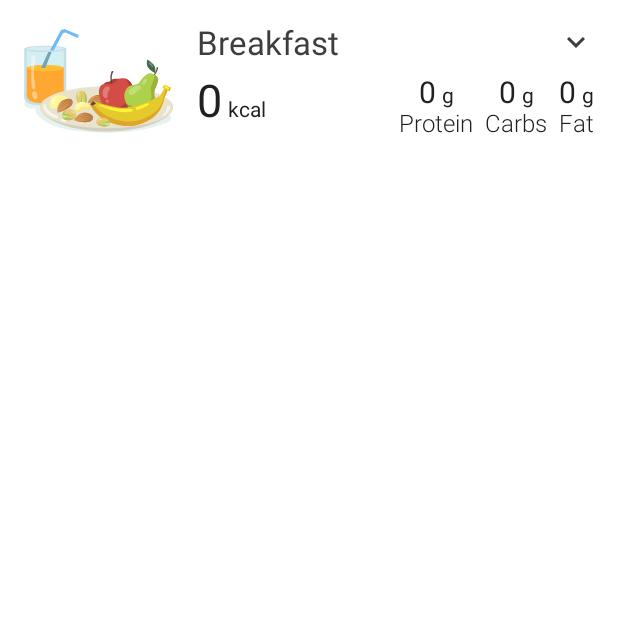
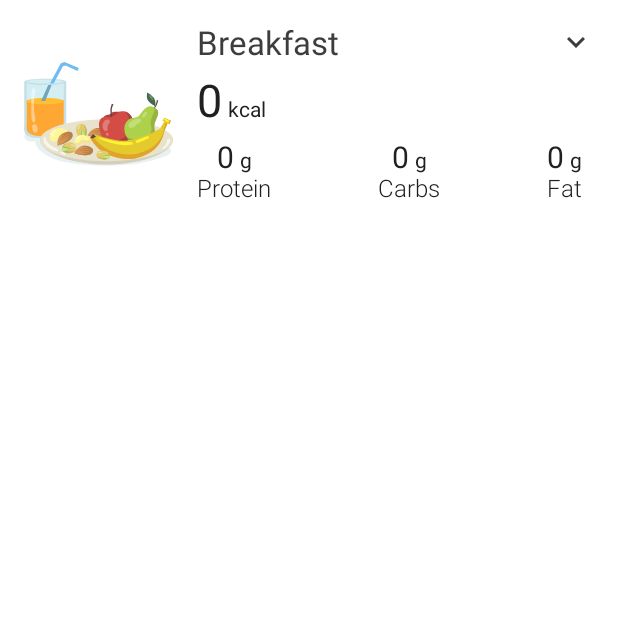
Before and after one commit to SVadimko/FoodTrackerApp, an Android app built with Jetpack Compose: the composable ExpendableMeal called with sample values from the repository, on a phone screen of 412 x 824 dp, the top half of it. Run offline under Robolectric (Android 15) with nearby library versions, the phone set to English and light mode, and no system bars; our stand-ins replace Dagger/Hilt's generated code; 2 statements that could not run were skipped.

Commit message:
bugfixes, some view changes

```diff
--- a/tracker/tracker_presentation/src/main/java/com/vadimko/tracker_presentation/tracker_overview/TrackerOverviewScreen.kt
+++ b/tracker/tracker_presentation/src/main/java/com/vadimko/tracker_presentation/tracker_overview/TrackerOverviewScreen.kt
@@ -81,6 +81,8 @@ fun TrackerOverviewScreen(
                 modifier = Modifier.fillMaxWidth()
             )
         }
+        item {
+            Spacer(modifier = Modifier.height(spacing.spaceSmall))
+        }
     }
-
 }
--- a/tracker/tracker_presentation/src/main/java/com/vadimko/tracker_presentation/tracker_overview/components/ExpendableMeal.kt
+++ b/tracker/tracker_presentation/src/main/java/com/vadimko/tracker_presentation/tracker_overview/components/ExpendableMeal.kt
@@ -64,16 +64,21 @@ fun ExpendableMeal(
                     )
                 }
                 Spacer(modifier = Modifier.height(spacing.spaceSmall))
-                Row(
+                Column(
                     modifier = Modifier.fillMaxWidth(),
-                    horizontalArrangement = Arrangement.SpaceBetween
+                    verticalArrangement = Arrangement.Center,
+                    //horizontalArrangement = Arrangement.SpaceBetween
                 ) {
                     UnitDisplay(
                         amount = meal.calories,
                         unit = stringResource(id = R.string.kcal),
                         amountTextSize = 30.sp
                     )
-                    Row {
+                    Spacer(modifier = Modifier.height(spacing.spaceSmall))
+                    Row (
+                        modifier = Modifier.fillMaxWidth().padding(end = spacing.spaceSmall),
+                        horizontalArrangement = Arrangement.SpaceBetween
+                            ) {
                         NutrientInfo(
                             name = stringResource(id = R.string.protein),
                             amount = meal.protein,
--- a/tracker/tracker_presentation/src/main/java/com/vadimko/tracker_presentation/tracker_overview/components/TrackedFoodItem.kt
+++ b/tracker/tracker_presentation/src/main/java/com/vadimko/tracker_presentation/tracker_overview/components/TrackedFoodItem.kt
@@ -40,7 +40,7 @@ fun TrackedFoodItem(
             .clip(RoundedCornerShape(5.dp))
             .padding(spacing.spaceExtraSmall)
             .shadow(
-                elevation = 1.dp,
+                elevation = 2.dp,
                 shape = RoundedCornerShape(5.dp)
             )
             .background(MaterialTheme.colors.surface)
```
Also changed, not shown: tracker/tracker_data/src/main/java/com/vadimko/tracker_data/di/TrackerDataModule.kt (+5 -5 lines).
